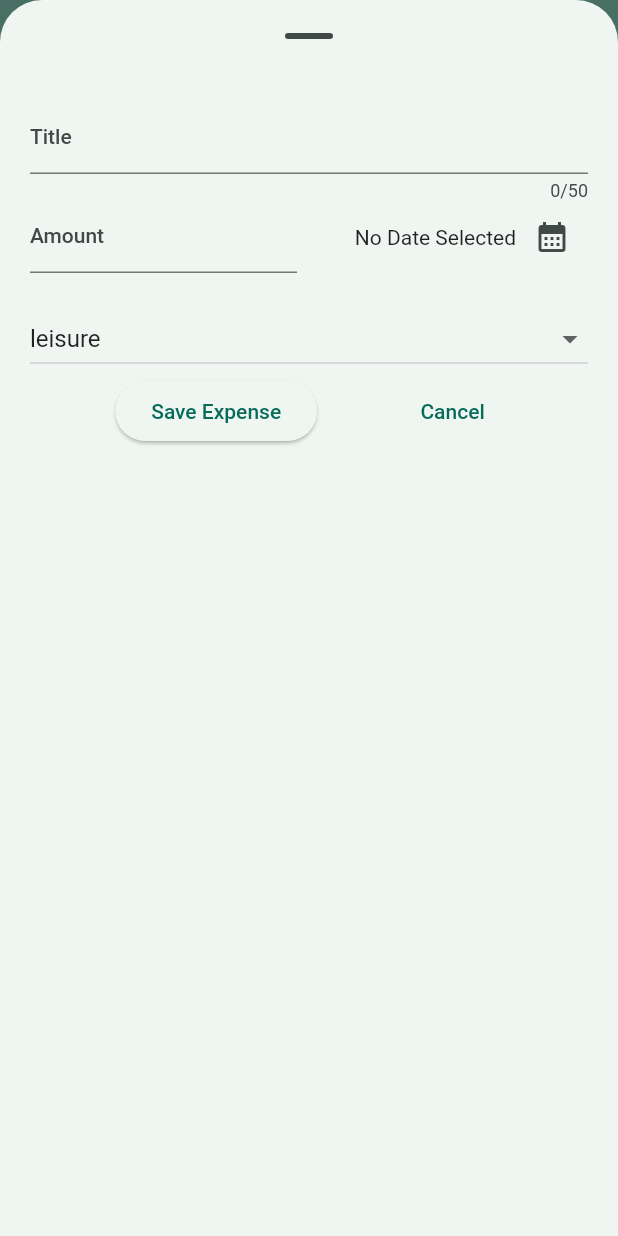
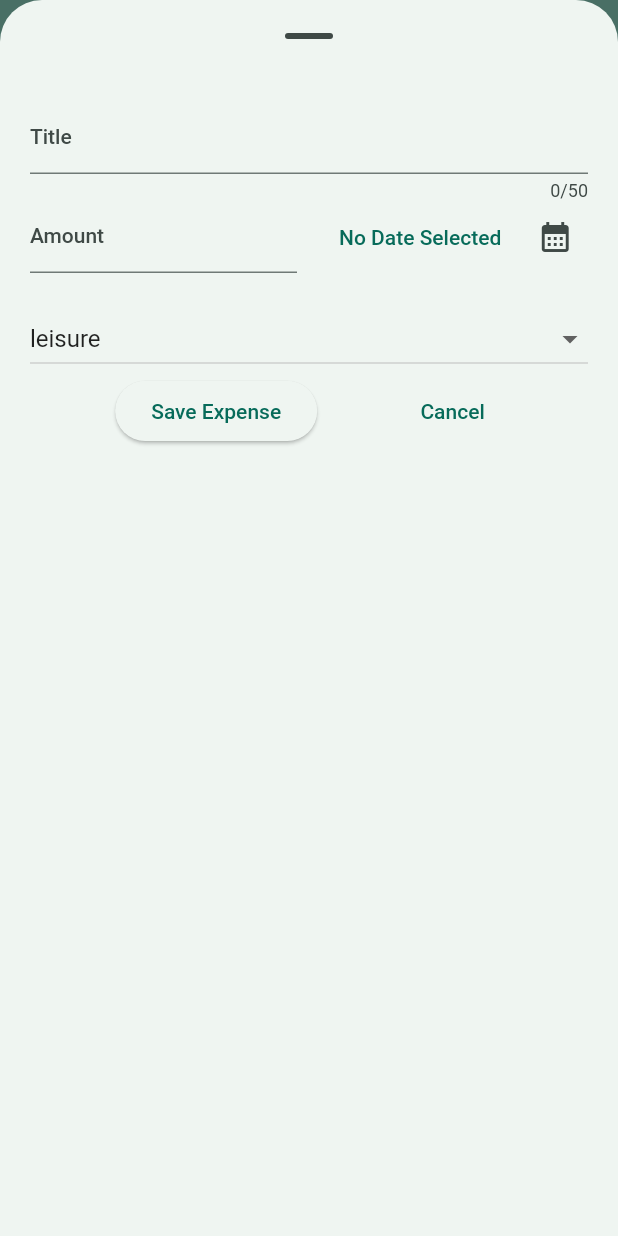
Before and after one commit to DarpanNeve/expense_tracker, a Flutter app: the screen it shows after launch, after a tap on the "add" icon, on a phone screen of 412 x 824 dp. Run offline on Flutter 3.47's test engine with Material 2 defaults, Android fonts, the light colour scheme and no system bars.

Commit message:
chart added

```diff
--- a/lib/chart/chart.dart
+++ b/lib/chart/chart.dart
@@ -57,7 +57,6 @@ class Chart extends StatelessWidget {
         children: [
           Expanded(
             child: Row(
-              crossAxisAlignment: CrossAxisAlignment.end,
               children: [
                 for (final bucket in buckets) // alternative to map()
                   ChartBar(
--- a/lib/expenses.dart
+++ b/lib/expenses.dart
@@ -67,6 +67,7 @@ class _ExpensesState extends State<Expenses> {
 
   @override
   Widget build(BuildContext context) {
+    final width = MediaQuery.of(context).size.width;
     Widget mainContent = const Center(
       child: Text("No Expenses found"),
     );
@@ -95,12 +96,19 @@ class _ExpensesState extends State<Expenses> {
         title: const Text("Expenses Tracker"),
         leading: null,
       ),
-      body: Column(
-        children: [
-          Chart(expenses: _registeredExpenses),
-          Expanded(child: mainContent),
-        ],
-      ),
+      body: width < 600
+          ? Column(
+              children: [
+                Chart(expenses: _registeredExpenses),
+                Expanded(child: mainContent),
+              ],
+            )
+          : Row(
+              children: [
+                Expanded(child: Chart(expenses: _registeredExpenses)),
+                Expanded(child: mainContent),
+              ],
+            ),
     );
   }
 }
--- a/lib/main.dart
+++ b/lib/main.dart
@@ -1,9 +1,14 @@
 import 'package:expenses/Theme/theme.dart';
 import 'package:flutter/material.dart';
+import 'package:flutter/services.dart';
 
 import 'expenses.dart';
 
 void main() {
+  WidgetsFlutterBinding.ensureInitialized();
+  // SystemChrome.setPreferredOrientations([
+  //   DeviceOrientation.portraitUp,
+  // ]).then((fn) {
     runApp(
       MaterialApp(
         darkTheme: ThemeData.dark().copyWith(
@@ -41,4 +46,5 @@ void main() {
         home: const Expenses(),
       ),
     );
+  // });
 }
--- a/lib/widget/new_expense.dart
+++ b/lib/widget/new_expense.dart
@@ -40,6 +40,9 @@ class _NewExpenseState extends State<NewExpense> {
   @override
   Widget build(BuildContext context) {
     return SafeArea(
+      child: SizedBox(
+        height: double.infinity,
+        child: SingleChildScrollView(
           child: Padding(
             padding: const EdgeInsets.all(20),
             child: Column(
@@ -70,9 +73,16 @@ class _NewExpenseState extends State<NewExpense> {
                       child: Row(
                         mainAxisAlignment: MainAxisAlignment.end,
                         children: [
-                      Text(_selectedDate == null
+                          TextButton(
+                            onPressed: () {
+                              _presentDatePicker();
+                            },
+                            child: Text(
+                              _selectedDate == null
                                   ? "No Date Selected"
-                          : formatter.format(_selectedDate!)),
+                                  : formatter.format(_selectedDate!),
+                            ),
+                          ),
                           IconButton(
                               onPressed: () {
                                 _presentDatePicker();
@@ -128,6 +138,8 @@ class _NewExpenseState extends State<NewExpense> {
               ],
             ),
           ),
+        ),
+      ),
     );
   }
 
--- a/pubspec.yaml
+++ b/pubspec.yaml
@@ -47,7 +47,7 @@ dev_dependencies:
   # activated in the `analysis_options.yaml` file located at the root of your
   # package. See that file for information about deactivating specific lint
   # rules and activating additional ones.
-  flutter_lints: ^2.0.0
+  flutter_lints: ^3.0.1
 
 # For information on the generic Dart part of this file, see the
 # following page: https://dart.dev/tools/pub/pubspec
```
Also changed, not shown: pubspec.lock. Lines whose indentation alone changed are shown as unchanged.
